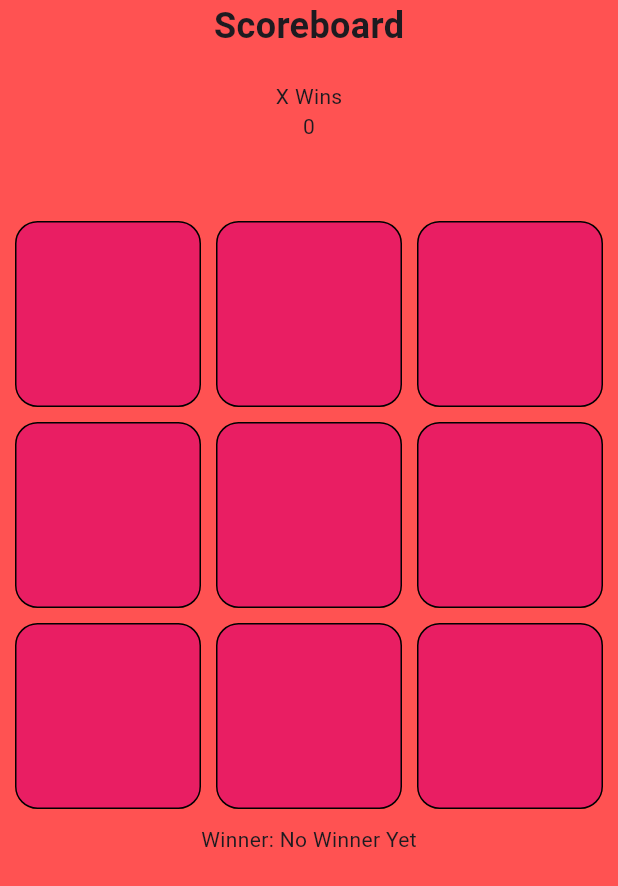
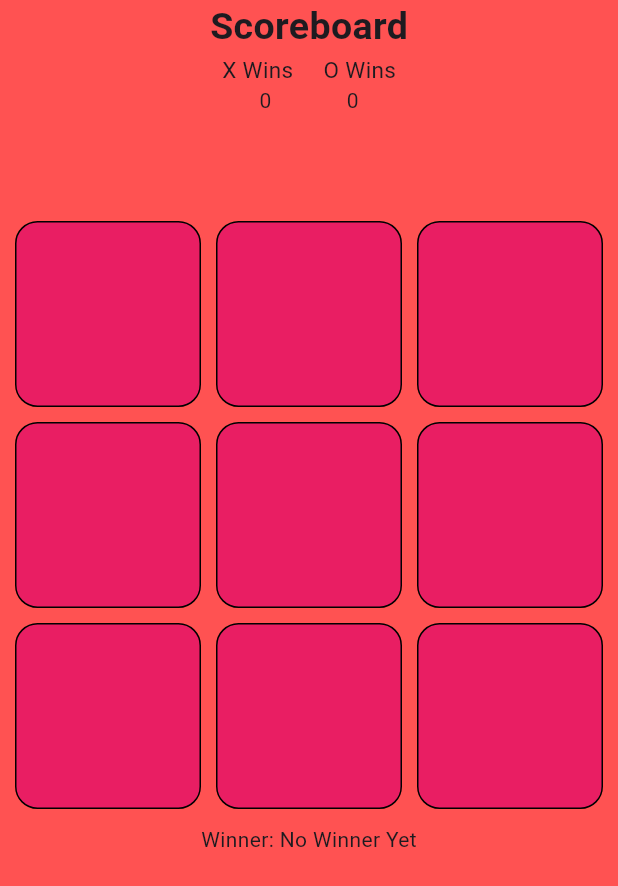
Before and after one commit to 3SyedShayan/Tic-Tac-Toe, a Flutter app: the screen it shows after launch, on a phone screen of 412 x 824 dp. Shown: the top 886 px of the screen. Run offline on Flutter 3.47's test engine with Material 3 defaults, Android fonts, the phone set to English and light mode, and no system bars; our stand-ins replace flutter_riverpod.

Commit message:
Both players scorecard added

```diff
--- a/lib/widgets/scoreboard.dart
+++ b/lib/widgets/scoreboard.dart
@@ -11,11 +11,31 @@ class Scoreboard extends ConsumerWidget {
       children: [
         Text(
           "Scoreboard",
-          style: TextStyle(fontSize: 24, fontWeight: FontWeight.bold),
+          style: TextStyle(fontSize: 25, fontWeight: FontWeight.bold),
         ),
-        SizedBox(height: 20),
-        Text("X Wins"),
-        Text(ref.watch(winnerProvider).xWins.toString()),
+        Row(
+          mainAxisAlignment: MainAxisAlignment.center,
+
+          children: [
+            Text(
+              "X Wins",
+              style: TextStyle(fontSize: 15, fontWeight: FontWeight.w400),
+            ),
+            SizedBox(width: 20),
+            Text(
+              "O Wins",
+              style: TextStyle(fontSize: 15, fontWeight: FontWeight.w400),
+            ),
+          ],
+        ),
+        Row(
+          mainAxisAlignment: MainAxisAlignment.center,
+          children: [
+            Text(ref.watch(winnerProvider).xWins.toString()),
+            SizedBox(width: 50),
+            Text(ref.watch(winnerProvider).oWins.toString()),
+          ],
+        ),
       ],
     );
   }
--- a/pubspec.yaml
+++ b/pubspec.yaml
@@ -36,6 +36,7 @@ dependencies:
   cupertino_icons: ^1.0.8
 
   flutter_riverpod: ^2.6.1
+  google_fonts: ^6.2.1
 
 dev_dependencies:
   flutter_test:
```
Also changed, not shown: pubspec.lock.
